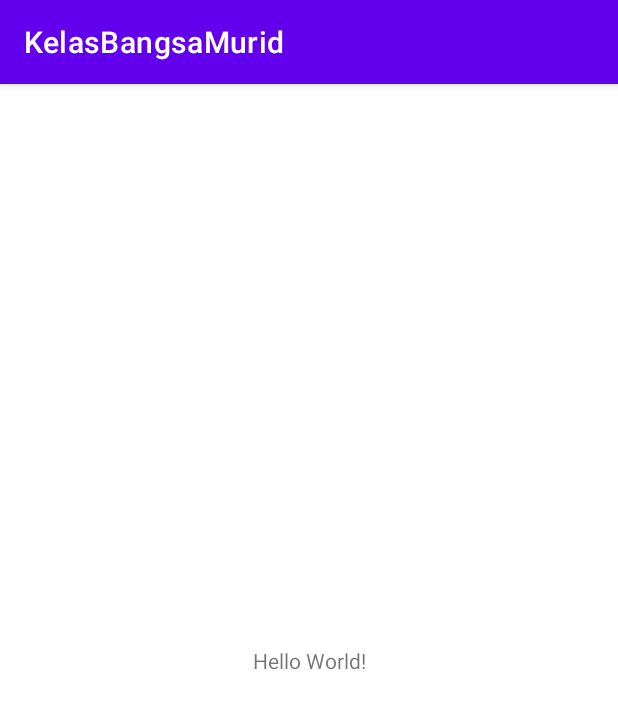
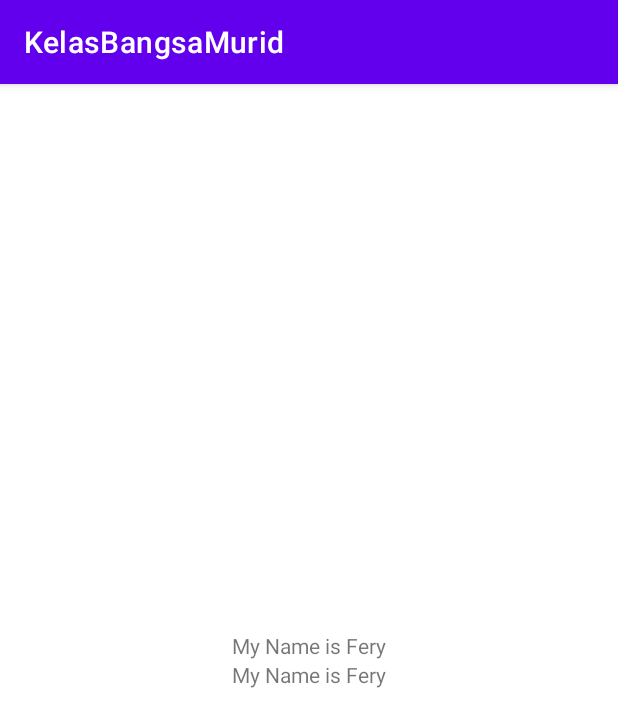
Before and after one commit to feryp/KelasBangsaMurid, an Android app: the screen it shows after launch (MainActivity), on a phone screen of 412 x 824 dp. Shown: the top 727 px of the screen. Run offline under Robolectric (Android 15) with nearby library versions, the phone set to English and light mode, and no system bars.

Commit message:
ganti textview

```diff
--- a/app/src/main/res/layout/activity_main.xml
+++ b/app/src/main/res/layout/activity_main.xml
@@ -1,18 +1,28 @@
 <?xml version="1.0" encoding="utf-8"?>
-<androidx.constraintlayout.widget.ConstraintLayout xmlns:android="http://schemas.android.com/apk/res/android"
+<LinearLayout xmlns:android="http://schemas.android.com/apk/res/android"
     xmlns:app="http://schemas.android.com/apk/res-auto"
     xmlns:tools="http://schemas.android.com/tools"
     android:layout_width="match_parent"
     android:layout_height="match_parent"
+    android:orientation="vertical"
+    android:gravity="center"
     tools:context=".MainActivity">
 
     <TextView
         android:layout_width="wrap_content"
         android:layout_height="wrap_content"
-        android:text="Hello World!"
+        android:text="My Name is Fery"
         app:layout_constraintBottom_toBottomOf="parent"
         app:layout_constraintLeft_toLeftOf="parent"
         app:layout_constraintRight_toRightOf="parent"
         app:layout_constraintTop_toTopOf="parent" />
 
-</androidx.constraintlayout.widget.ConstraintLayout>
+    <TextView
+        android:layout_width="wrap_content"
+        android:layout_height="wrap_content"
+        android:text="My Name is Fery"
+        app:layout_constraintBottom_toBottomOf="parent"
+        app:layout_constraintLeft_toLeftOf="parent"
+        app:layout_constraintRight_toRightOf="parent"
+        app:layout_constraintTop_toTopOf="parent" />
+</LinearLayout>
```
